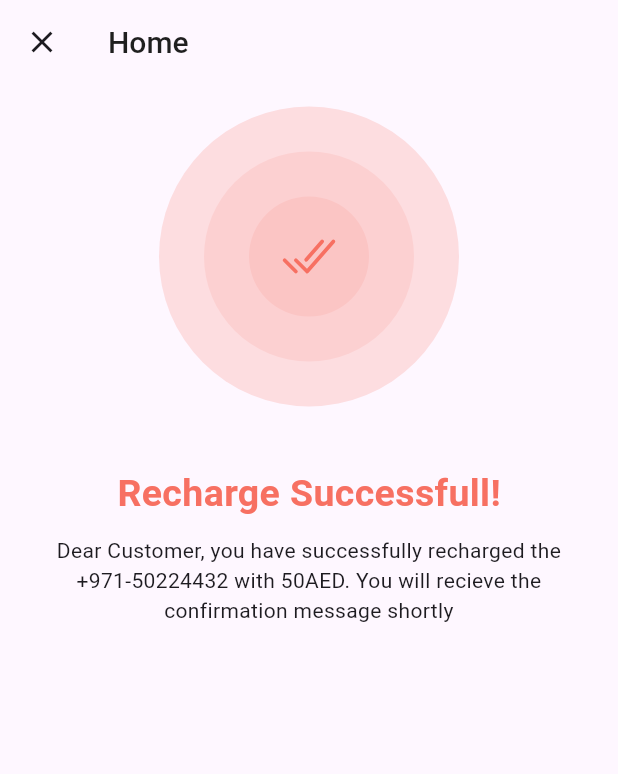
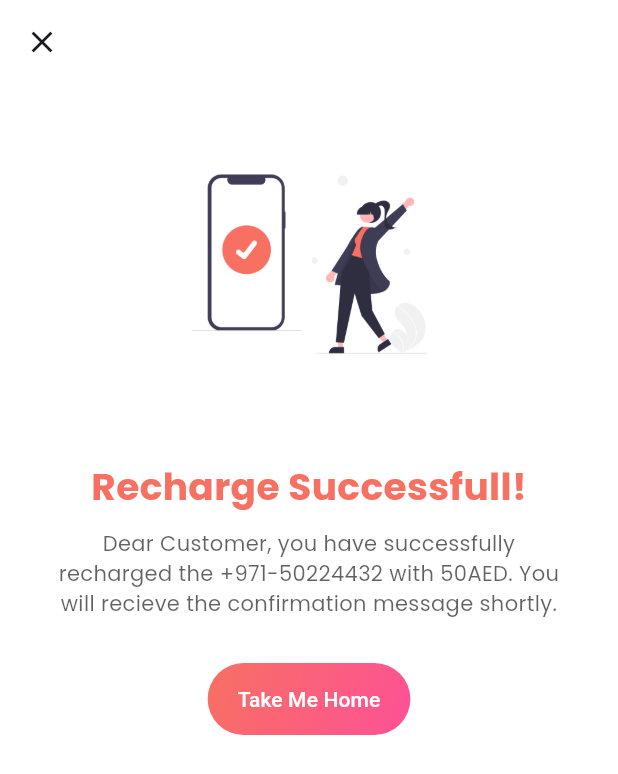
Before and after one commit to mahtab-ali/recharge, a Flutter app: the Recharge screen opened directly, after a tap on "Recharge Now", on a phone screen of 412 x 824 dp. Shown: the top 774 px of the screen. Run offline on Flutter 3.47's test engine with Material 3 defaults, Android fonts, the light colour scheme and no system bars; our stand-ins replace get, ionicons, shimmer; missing offline and left inert: slideable.

Commit message:
added custom font, added success image, some code cleanup

```diff
--- a/lib/util/text_styles.dart
+++ b/lib/util/text_styles.dart
@@ -13,6 +13,7 @@ class AppText {
       color: color ?? AppColors.dark,
       fontSize: fontSize ?? 20,
       height: height ?? height,
+      fontFamily: 'Poppins',
     );
   }
 
--- a/lib/view/pages/home.dart
+++ b/lib/view/pages/home.dart
@@ -1,6 +1,5 @@
 import 'package:flutter/material.dart';
 import 'package:get/get.dart';
-import 'package:ionicons/ionicons.dart';
 import 'package:recharge_app/controller/payee_ctrl.dart';
 import 'package:recharge_app/util/color.dart';
 import 'package:recharge_app/view/pages/recharge.dart';
@@ -10,10 +9,13 @@ import 'package:recharge_app/view/widgets/custom_heading.dart';
 import 'package:recharge_app/view/widgets/payee_card.dart';
 
 class Home extends StatelessWidget {
+// const
   Home({super.key});
 
+// prop
   final PayeeController payeeController = Get.find();
 
+// build
   @override
   Widget build(BuildContext context) {
     return SingleChildScrollView(
@@ -27,17 +29,10 @@ class Home extends StatelessWidget {
               subTitle: "Available Credit",
             ),
           ),
-          Padding(
-            padding: const EdgeInsets.symmetric(vertical: 20, horizontal: 15),
+          const Padding(
+            padding: EdgeInsets.symmetric(vertical: 20, horizontal: 15),
             child: CustomHeading(
               title: "Your Payees",
-              trailing: const Icon(
-                Ionicons.refresh,
-                color: AppColors.primaryColor,
-              ),
-              onTrailingClick: () {
-                payeeController.fetchPayees();
-              },
             ),
           ),
           Obx(() {
--- a/lib/view/pages/recharge.dart
+++ b/lib/view/pages/recharge.dart
@@ -7,6 +7,7 @@ import 'package:recharge_app/view/pages/success.dart';
 import 'package:recharge_app/view/widgets/gradient_button.dart';
 
 class Recharge extends StatelessWidget {
+// Props
   final RechargeController controller = Get.put(RechargeController());
 
   final List<String> rechargeValues = [
@@ -21,12 +22,16 @@ class Recharge extends StatelessWidget {
     '200 AED',
   ];
 
+// const
+  Recharge({super.key});
+
+// build
   @override
   Widget build(BuildContext context) {
     return Scaffold(
       appBar: AppBar(
         title: Text(
-          "Home",
+          "Recharge",
           style: AppText.mainTitle(),
         ),
         elevation: 0,
@@ -49,7 +54,7 @@ class Recharge extends StatelessWidget {
                   "3000 AED",
                   style: TextStyle(fontSize: 24.0, fontWeight: FontWeight.bold),
                 ),
-                const SizedBox(
+                SizedBox(
                   height: 25,
                 ),
               ],
@@ -140,7 +145,7 @@ class Recharge extends StatelessWidget {
                 Center(
                   child: InkWell(
                     onTap: () {
-                      // Add your cancel logic here
+                      Navigator.pop(context);
                     },
                     child: Text(
                       "Cancel",
--- a/lib/view/pages/success.dart
+++ b/lib/view/pages/success.dart
@@ -1,61 +1,36 @@
 import 'package:flutter/material.dart';
-import 'package:ionicons/ionicons.dart';
+import 'package:get/get.dart';
 import 'package:recharge_app/util/color.dart';
 import 'package:recharge_app/util/text_styles.dart';
+import 'package:recharge_app/view/pages/welcome.dart';
+import 'package:recharge_app/view/widgets/gradient_button.dart';
 
 class Success extends StatelessWidget {
+// const
   const Success({super.key});
 
+// build
   @override
   Widget build(BuildContext context) {
     return Scaffold(
+      backgroundColor: Colors.white,
       appBar: AppBar(
-        title: Text(
-          "Home",
-          style: AppText.mainTitle(),
-        ),
         elevation: 0,
+        backgroundColor: Colors.white,
       ),
       body: SingleChildScrollView(
         child: Container(
-          padding: EdgeInsets.all(15),
+          padding: const EdgeInsets.all(30),
           child: Column(
             mainAxisAlignment: MainAxisAlignment.center,
             crossAxisAlignment: CrossAxisAlignment.center,
             children: [
               Container(
-                width: 200,
-                height: 200,
-                decoration: BoxDecoration(
-                  shape: BoxShape.circle,
-                  color: AppColors.primaryColor.withAlpha(50),
-                ),
-                child: Center(
-                  child: Container(
-                    width: 140,
-                    height: 140,
-                    decoration: BoxDecoration(
-                      shape: BoxShape.circle,
-                      color: AppColors.primaryColor.withAlpha(30),
-                    ),
-                    child: Center(
-                      child: Container(
-                        width: 80,
-                        height: 80,
-                        decoration: BoxDecoration(
-                          shape: BoxShape.circle,
-                          color: AppColors.primaryColor.withAlpha(30),
-                        ),
-                        child: const Center(
-                          child: Icon(
-                            Ionicons.checkmark_done,
-                            color: AppColors.primaryColor,
-                            size: 40,
-                          ),
-                        ),
-                      ),
-                    ),
-                  ),
+                margin: const EdgeInsets.all(15),
+                child: Image.asset(
+                  'images/success.png',
+                  height: 150,
+                  fit: BoxFit.fitWidth,
                 ),
               ),
               const SizedBox(
@@ -69,10 +44,23 @@ class Success extends StatelessWidget {
                 height: 10,
               ),
               Text(
-                "Dear Customer, you have successfully recharged the +971-50224432 with 50AED. You will recieve the confirmation message shortly",
-                style: AppText.body(),
+                "Dear Customer, you have successfully recharged the +971-50224432 with 50AED. You will recieve the confirmation message shortly.",
+                style: AppText.body(color: AppColors.dark.withAlpha(180)),
                 textAlign: TextAlign.center,
-              )
+              ),
+              const SizedBox(
+                height: 30,
+              ),
+              GradientButton(
+                onPressed: () {
+                  Get.offAll(Welcome());
+                },
+                colors: const [
+                  AppColors.primaryColor,
+                  AppColors.secondaryColor,
+                ],
+                child: const Text("Take Me Home"),
+              ),
             ],
           ),
         ),
--- a/lib/view/pages/welcome.dart
+++ b/lib/view/pages/welcome.dart
@@ -22,6 +22,7 @@ class Welcome extends StatelessWidget {
   Widget build(BuildContext context) {
     return Scaffold(
       appBar: AppBar(
+        automaticallyImplyLeading: false,
         title: Obx(() {
           return Text(
             _tabController.selectedIndex.value == 0 ? "Home" : "History",
@@ -73,11 +74,9 @@ class Welcome extends StatelessWidget {
       }),
       floatingActionButton: FloatingActionButton(
         backgroundColor: AppColors.primaryColor,
-        onPressed: () {
-          // Get.to(NumpadPage());
-        },
+        onPressed: () {},
         child: const Icon(
-          Ionicons.card,
+          Ionicons.add,
           color: Colors.white,
         ),
       ),
```
Also changed, not shown: pubspec.yaml (+10 -7 lines), fonts/Poppins-Bold.ttf (added), fonts/Poppins-Medium.ttf (added), fonts/Poppins-Regular.ttf (added), images/success.png (added).
